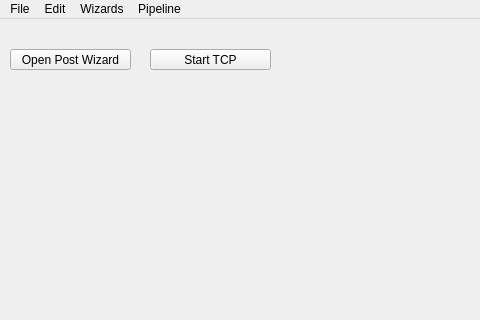
Before: the Qt Designer form cpp/VLTPipeline/mainwindow.ui in vltmedia/VLTPipeline, drawn with Qt 5; both pictures show x 0 to 480 and y 0 to 320 of the 800 by 600 pixel window.
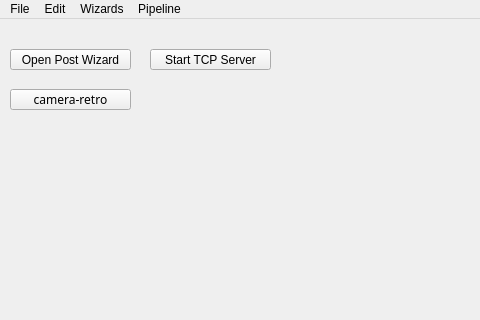
After: the same form once the commit is applied.

Commit message:
feature: added Font awesome
feature: added Font awesome

Patch:
```diff
--- a/cpp/VLTPipeline/mainwindow.ui
+++ b/cpp/VLTPipeline/mainwindow.ui
@@ -37,7 +37,25 @@
      </rect>
     </property>
     <property name="text">
-     <string>Start TCP</string>
+     <string>Start TCP Server</string>
+    </property>
+   </widget>
+   <widget class="QPushButton" name="pushButton_3">
+    <property name="geometry">
+     <rect>
+      <x>10</x>
+      <y>70</y>
+      <width>121</width>
+      <height>21</height>
+     </rect>
+    </property>
+    <property name="font">
+     <font>
+      <family>Font Awesome 5 Free Solid</family>
+     </font>
+    </property>
+    <property name="text">
+     <string>camera-retro</string>
     </property>
    </widget>
   </widget>
```
Left out of the diff: 18 changed lines with no effect on the pictures. The commit also changes 8 other files.
